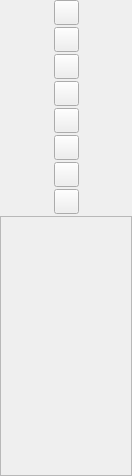
Above: ui/operator.ui from creeper5820/pcs before the change. Below: the same form after it.
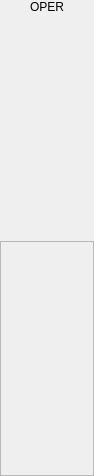
That is the form after the change.

Commit message: change operator buttons and add virtual objects like cube

Patch:
```diff
--- a/ui/operator.ui
+++ b/ui/operator.ui
@@ -6,7 +6,7 @@
    <rect>
     <x>0</x>
     <y>0</y>
-    <width>132</width>
+    <width>94</width>
     <height>476</height>
    </rect>
   </property>
@@ -22,10 +22,7 @@
   <property name="windowTitle">
    <string>Form</string>
   </property>
-  <layout class="QVBoxLayout" name="verticalLayout">
-   <property name="spacing">
-    <number>2</number>
-   </property>
+  <layout class="QVBoxLayout" name="verticalLayout_2">
    <property name="leftMargin">
     <number>0</number>
    </property>
@@ -39,145 +36,27 @@
     <number>0</number>
    </property>
    <item>
-    <layout class="QHBoxLayout" name="horizontalLayout_5">
+    <layout class="QVBoxLayout" name="operateLayout">
      <item>
-      <spacer name="horizontalSpacer_2">
-       <property name="orientation">
-        <enum>Qt::Horizontal</enum>
+      <widget class="QLabel" name="label">
+       <property name="text">
+        <string>OPER</string>
        </property>
-       <property name="sizeHint" stdset="0">
-        <size>
-         <width>40</width>
-         <height>20</height>
-        </size>
+       <property name="alignment">
+        <set>Qt::AlignHCenter|Qt::AlignTop</set>
        </property>
-      </spacer>
-     </item>
-     <item>
-      <layout class="QVBoxLayout" name="verticalLayout_3">
-       <item>
-        <widget class="QPushButton" name="operator1">
-         <property name="maximumSize">
-          <size>
-           <width>25</width>
-           <height>25</height>
-          </size>
-         </property>
-         <property name="text">
-          <string/>
-         </property>
-        </widget>
-       </item>
-       <item>
-        <widget class="QPushButton" name="operator2">
-         <property name="maximumSize">
-          <size>
-           <width>25</width>
-           <height>25</height>
-          </size>
-         </property>
-         <property name="text">
-          <string/>
-         </property>
-        </widget>
-       </item>
-       <item>
-        <widget class="QPushButton" name="operator6">
-         <property name="maximumSize">
-          <size>
-           <width>25</width>
-           <height>25</height>
-          </size>
-         </property>
-         <property name="text">
-          <string/>
-         </property>
-        </widget>
-       </item>
-       <item>
-        <widget class="QPushButton" name="operator5">
-         <property name="maximumSize">
-          <size>
-           <width>25</width>
-           <height>25</height>
-          </size>
-         </property>
-         <property name="text">
-          <string/>
-         </property>
-        </widget>
-       </item>
-       <item>
-        <widget class="QPushButton" name="operator7">
-         <property name="maximumSize">
-          <size>
-           <width>25</width>
-           <height>25</height>
-          </size>
-         </property>
-         <property name="text">
-          <string/>
-         </property>
-        </widget>
-       </item>
-       <item>
-        <widget class="QPushButton" name="operator3">
-         <property name="maximumSize">
-          <size>
-           <width>25</width>
-           <height>25</height>
-          </size>
-         </property>
-         <property name="text">
-          <string/>
-         </property>
-        </widget>
-       </item>
-       <item>
-        <widget class="QPushButton" name="operator4">
-         <property name="maximumSize">
-          <size>
-           <width>25</width>
-           <height>25</height>
-          </size>
-         </property>
-         <property name="text">
-          <string/>
-         </property>
-        </widget>
-       </item>
-       <item>
-        <widget class="QPushButton" name="operator8">
-         <property name="maximumSize">
-          <size>
-           <width>25</width>
-           <height>25</height>
-          </size>
-         </property>
-         <property name="text">
-          <string/>
-         </property>
-        </widget>
-       </item>
-      </layout>
-     </item>
-     <item>
-      <spacer name="horizontalSpacer">
-       <property name="orientation">
-        <enum>Qt::Horizontal</enum>
-       </property>
-       <property name="sizeHint" stdset="0">
-        <size>
-         <width>40</width>
-         <height>20</height>
-        </size>
-       </property>
-      </spacer>
+      </widget>
      </item>
     </layout>
    </item>
    <item>
     <widget class="QFrame" name="frame">
+     <property name="minimumSize">
+      <size>
+       <width>0</width>
+       <height>100</height>
+      </size>
+     </property>
      <property name="maximumSize">
       <size>
        <width>16777215</width>
```
The commit also changes 25 other files.
